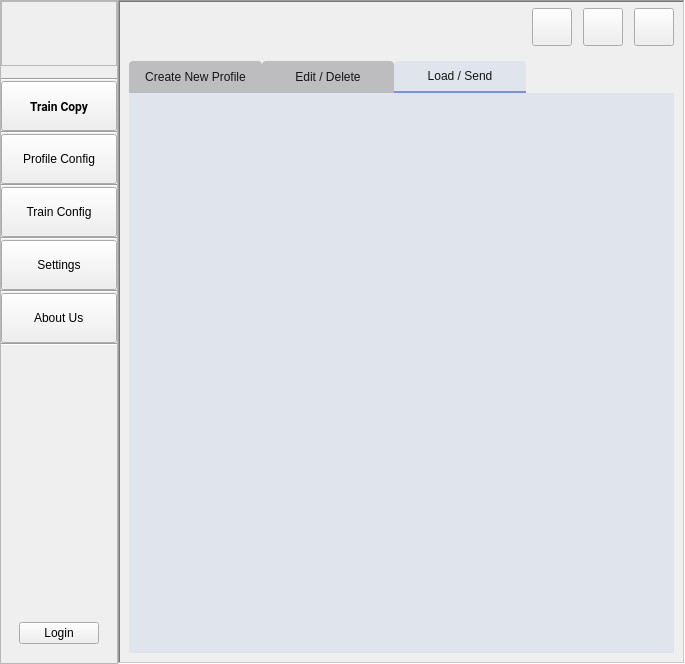
Above: UIFiles/mainUI.ui from amirhossein-mlkz/railProject_imageCopy before the change. Below: the same form after it.
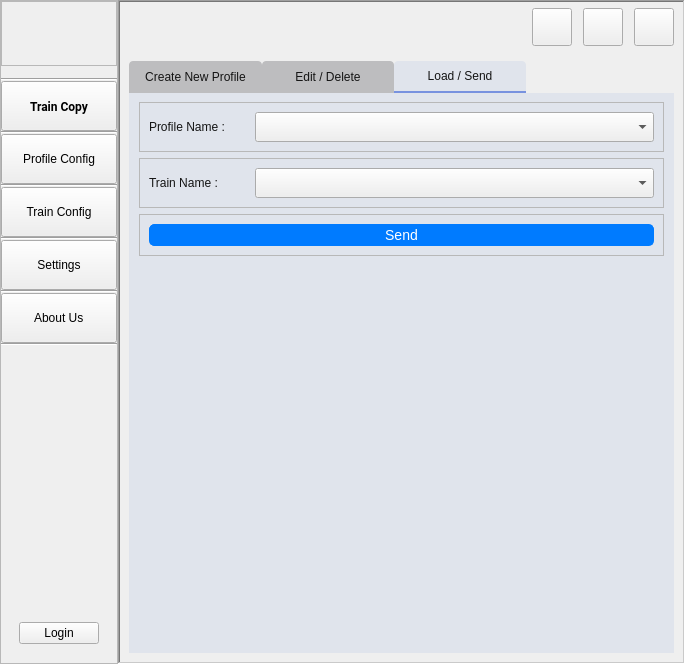
That is the form after the change. The open tabs and pages were chosen to show the change. Icons and pictures are not drawn. Custom widgets are drawn as their Qt base class.

Commit message: Dahanam servis shod add send profile

```diff
--- a/UIFiles/mainUI.ui
+++ b/UIFiles/mainUI.ui
@@ -3504,6 +3504,128 @@
                  <attribute name="title">
                   <string>Load / Send</string>
                  </attribute>
+                 <layout class="QVBoxLayout" name="verticalLayout_7">
+                  <item>
+                   <widget class="QFrame" name="frame_62">
+                    <property name="maximumSize">
+                     <size>
+                      <width>16777215</width>
+                      <height>50</height>
+                     </size>
+                    </property>
+                    <property name="frameShape">
+                     <enum>QFrame::StyledPanel</enum>
+                    </property>
+                    <property name="frameShadow">
+                     <enum>QFrame::Raised</enum>
+                    </property>
+                    <layout class="QHBoxLayout" name="horizontalLayout_16">
+                     <item>
+                      <widget class="QLabel" name="label_12">
+                       <property name="maximumSize">
+                        <size>
+                         <width>100</width>
+                         <height>16777215</height>
+                        </size>
+                       </property>
+                       <property name="text">
+                        <string>Profile Name :</string>
+                       </property>
+                      </widget>
+                     </item>
+                     <item>
+                      <widget class="QComboBox" name="combo_send_profile_name">
+                       <property name="minimumSize">
+                        <size>
+                         <width>0</width>
+                         <height>30</height>
+                        </size>
+                       </property>
+                      </widget>
+                     </item>
+                    </layout>
+                   </widget>
+                  </item>
+                  <item>
+                   <widget class="QFrame" name="frame_63">
+                    <property name="maximumSize">
+                     <size>
+                      <width>16777215</width>
+                      <height>50</height>
+                     </size>
+                    </property>
+                    <property name="frameShape">
+                     <enum>QFrame::StyledPanel</enum>
+                    </property>
+                    <property name="frameShadow">
+                     <enum>QFrame::Raised</enum>
+                    </property>
+                    <layout class="QHBoxLayout" name="horizontalLayout_21">
+                     <item>
+                      <widget class="QLabel" name="label_13">
+                       <property name="maximumSize">
+                        <size>
+                         <width>100</width>
+                         <height>16777215</height>
+                        </size>
+                       </property>
+                       <property name="text">
+                        <string>Train Name :</string>
+                       </property>
+                      </widget>
+                     </item>
+                     <item>
+                      <widget class="QComboBox" name="combo_send_train_name">
+                       <property name="minimumSize">
+                        <size>
+                         <width>0</width>
+                         <height>30</height>
+                        </size>
+                       </property>
+                      </widget>
+                     </item>
+                    </layout>
+                   </widget>
+                  </item>
+                  <item>
+                   <widget class="QFrame" name="frame_14">
+                    <property name="maximumSize">
+                     <size>
+                      <width>16777215</width>
+                      <height>50</height>
+                     </size>
+                    </property>
+                    <property name="frameShape">
+                     <enum>QFrame::StyledPanel</enum>
+                    </property>
+                    <property name="frameShadow">
+                     <enum>QFrame::Raised</enum>
+                    </property>
+                    <layout class="QHBoxLayout" name="horizontalLayout_17">
+                     <item>
+                      <widget class="QPushButton" name="btn_send_profile">
+                       <property name="text">
+                        <string>Send</string>
+                       </property>
+                      </widget>
+                     </item>
+                    </layout>
+                   </widget>
+                  </item>
+                  <item>
+                   <spacer name="verticalSpacer_10">
+                    <property name="orientation">
+                     <enum>Qt::Vertical</enum>
+                    </property>
+                    <property name="sizeHint" stdset="0">
+                     <size>
+                      <width>20</width>
+                      <height>40</height>
+                     </size>
+                    </property>
+                   </spacer>
+                  </item>
+                 </layout>
                 </widget>
                </widget>
               </item>
```
Left out of the diff: 2 changed lines with no effect on the pictures. The commit also changes 5 other files.
